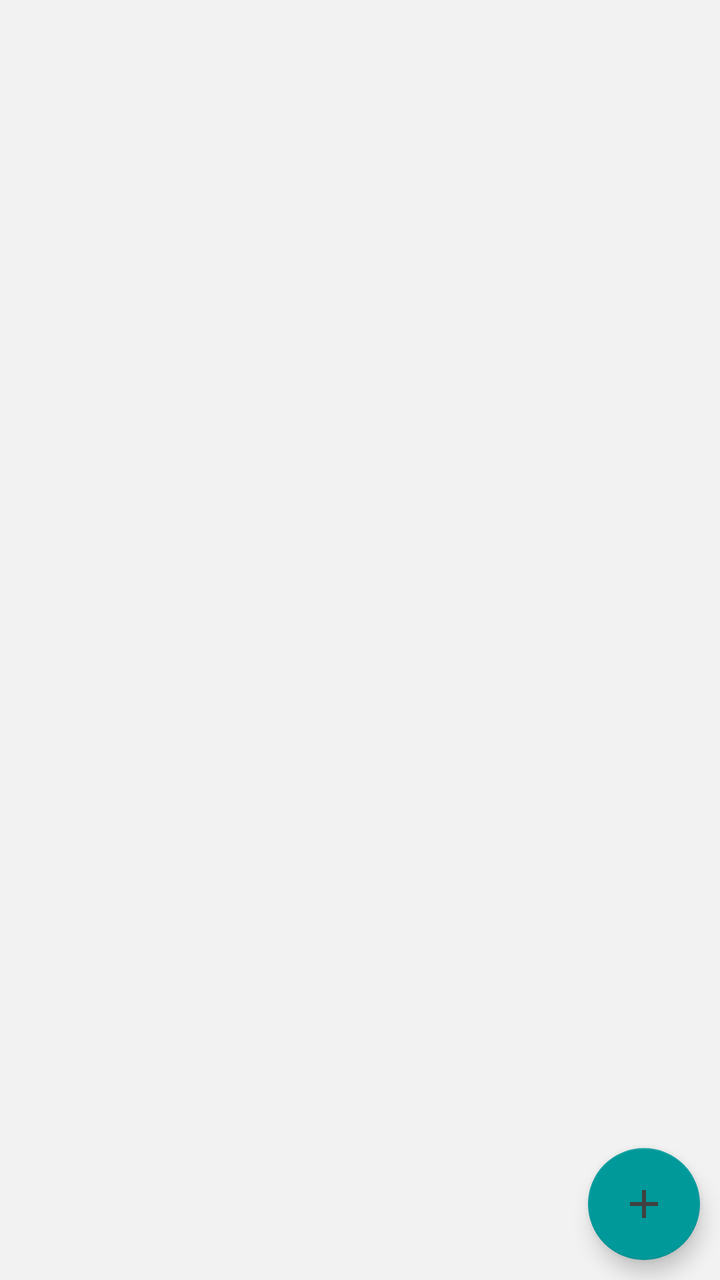
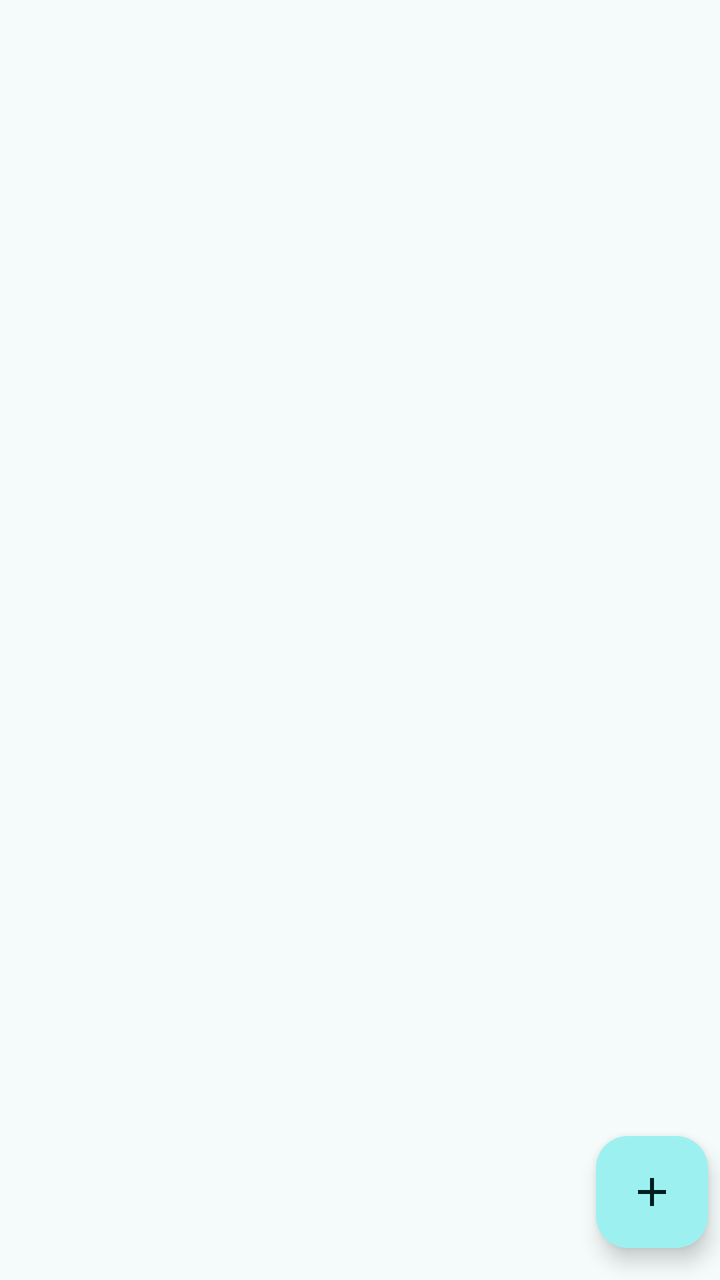

Compare the two renders of this Android layout. The source of the first and the diff that turns it into the second are given below.
<!-- AndroidManifest.xml: application theme Theme -->
<!-- res/layout/fragment_servers.xml -->
<?xml version="1.0" encoding="utf-8"?>
<FrameLayout xmlns:android="http://schemas.android.com/apk/res/android"
    xmlns:tools="http://schemas.android.com/tools"
    android:layout_width="match_parent"
    android:layout_height="match_parent"
    android:layout_marginHorizontal="@dimen/space">

    <androidx.recyclerview.widget.RecyclerView
        android:id="@+id/servers_recycler_view"
        android:layout_width="match_parent"
        android:layout_height="match_parent" />

    <com.google.android.material.floatingactionbutton.FloatingActionButton
        android:id="@+id/pair_button"
        style="@style/FloatingActionButton"
        android:layout_width="wrap_content"
        android:layout_height="wrap_content"
        android:layout_gravity="bottom|end"
        android:layout_margin="@dimen/space"
        tools:ignore="ContentDescription" />
</FrameLayout>
<!-- resources referenced by this layout -->
<resources>
  <style name="FloatingActionButton" parent="Widget.MaterialComponents.FloatingActionButton">
          <item name="srcCompat">@drawable/ic_pair</item>
          <item name="tint">@color/accent_text</item>
      </style>
  <style name="Theme" parent="ThemeBase">
          <item name="android:windowLightStatusBar">true</item>
          <item name="android:windowLightNavigationBar">true</item>
      </style>
  <!-- drawable ic_pair (drawable) -->
  <?xml version="1.0" encoding="utf-8"?>
  <vector xmlns:android="http://schemas.android.com/apk/res/android"
      android:width="24dp"
      android:height="24dp"
      android:viewportWidth="24"
      android:viewportHeight="24">
      <path
          android:fillColor="@color/accent_text"
          android:pathData="M19,13h-6v6h-2v-6H5v-2h6V5h2v6h6v2z" />
  </vector>
  <color name="accent_text">#404040</color>
  <style name="ThemeBase" parent="Theme.MaterialComponents.DayNight">
          <item name="android:statusBarColor">@color/background</item>
          <item name="android:navigationBarColor">@color/background</item>
          <item name="android:windowBackground">@color/background</item>
          <item name="android:textColorPrimary">@color/text</item>
          <item name="actionBarStyle">@style/Widget.AppCompat.ActionBar</item>
          <item name="snackbarStyle">@style/Snackbar</item>
          <item name="snackbarButtonStyle">@style/SnackbarButton</item>
          <item name="snackbarTextViewStyle">@style/SnackbarTextView</item>
          <item name="colorAccent">@color/accent</item>
          <item name="colorPrimary">@color/accent</item>
          <item name="colorSecondary">@color/accent</item>
      </style>
  <color name="background">#f2f2f2</color>
  <color name="text">#404040</color>
  <style name="Snackbar" parent="Widget.MaterialComponents.Snackbar">
          <item name="android:background">@color/accent</item>
      </style>
  <style name="SnackbarButton" parent="Widget.MaterialComponents.Button.TextButton.Snackbar">
          <item name="android:textColor">@color/accent_text</item>
      </style>
  <style name="SnackbarTextView" parent="Widget.MaterialComponents.Snackbar.TextView">
          <item name="android:textColor">@color/accent_text</item>
      </style>
  <color name="accent">#009999</color>
  <!-- unchanged entries left out for length: 1 -->
</resources>

<!-- the commit's change to res/layout/fragment_servers.xml (unified diff, before → after) -->
@@ -12,10 +12,11 @@
 
     <com.google.android.material.floatingactionbutton.FloatingActionButton
         android:id="@+id/pair_button"
-        style="@style/FloatingActionButton"
+        android:src="@drawable/ic_pair"
         android:layout_width="wrap_content"
         android:layout_height="wrap_content"
         android:layout_gravity="bottom|end"
-        android:layout_margin="@dimen/space"
+        android:layout_marginEnd="@dimen/pair_button_end_space"
+        android:layout_marginBottom="@dimen/pair_button_bottom_space"
         tools:ignore="ContentDescription" />
 </FrameLayout>
<!-- resource entries referenced after the edit -->
@@ -1,13 +1,13 @@
 <!-- resources referenced by this layout -->
 <resources>
-  <style name="FloatingActionButton" parent="Widget.MaterialComponents.FloatingActionButton">
-          <item name="srcCompat">@drawable/ic_pair</item>
-          <item name="tint">@color/accent_text</item>
-      </style>
+  <dimen name="pair_button_bottom_space">16dp</dimen>
+  <dimen name="pair_button_end_space">6dp</dimen>
   <style name="Theme" parent="ThemeBase">
           <item name="android:windowLightStatusBar">true</item>
           <item name="android:windowLightNavigationBar">true</item>
+          <item name="android:navigationBarColor">@android:color/transparent</item>
       </style>
+  <color name="icon_color">#404040</color>
   <!-- drawable ic_pair (drawable) -->
   <?xml version="1.0" encoding="utf-8"?>
   <vector xmlns:android="http://schemas.android.com/apk/res/android"
@@ -16,35 +16,105 @@
       android:viewportWidth="24"
       android:viewportHeight="24">
       <path
-          android:fillColor="@color/accent_text"
+          android:fillColor="@color/icon_color"
           android:pathData="M19,13h-6v6h-2v-6H5v-2h6V5h2v6h6v2z" />
   </vector>
-  <color name="accent_text">#404040</color>
-  <style name="ThemeBase" parent="Theme.MaterialComponents.DayNight">
-          <item name="android:statusBarColor">@color/background</item>
-          <item name="android:navigationBarColor">@color/background</item>
-          <item name="android:windowBackground">@color/background</item>
-          <item name="android:textColorPrimary">@color/text</item>
-          <item name="actionBarStyle">@style/Widget.AppCompat.ActionBar</item>
-          <item name="snackbarStyle">@style/Snackbar</item>
-          <item name="snackbarButtonStyle">@style/SnackbarButton</item>
-          <item name="snackbarTextViewStyle">@style/SnackbarTextView</item>
-          <item name="colorAccent">@color/accent</item>
-          <item name="colorPrimary">@color/accent</item>
-          <item name="colorSecondary">@color/accent</item>
+  <style name="ThemeBase" parent="Theme.Material3.DayNight.NoActionBar">
+          <item name="android:statusBarColor">@android:color/transparent</item>
+          <item name="android:navigationBarColor">@color/md_theme_surfaceContainer</item>
+          <item name="colorPrimary">@color/md_theme_primary</item>
+          <item name="colorOnPrimary">@color/md_theme_onPrimary</item>
+          <item name="colorPrimaryContainer">@color/md_theme_primaryContainer</item>
+          <item name="colorOnPrimaryContainer">@color/md_theme_onPrimaryContainer</item>
+          <item name="colorSecondary">@color/md_theme_secondary</item>
+          <item name="colorOnSecondary">@color/md_theme_onSecondary</item>
+          <item name="colorSecondaryContainer">@color/md_theme_secondaryContainer</item>
+          <item name="colorOnSecondaryContainer">@color/md_theme_onSecondaryContainer</item>
+          <item name="colorTertiary">@color/md_theme_tertiary</item>
+          <item name="colorOnTertiary">@color/md_theme_onTertiary</item>
+          <item name="colorTertiaryContainer">@color/md_theme_tertiaryContainer</item>
+          <item name="colorOnTertiaryContainer">@color/md_theme_onTertiaryContainer</item>
+          <item name="colorError">@color/md_theme_error</item>
+          <item name="colorOnError">@color/md_theme_onError</item>
+          <item name="colorErrorContainer">@color/md_theme_errorContainer</item>
+          <item name="colorOnErrorContainer">@color/md_theme_onErrorContainer</item>
+          <item name="android:colorBackground">@color/md_theme_background</item>
+          <item name="colorOnBackground">@color/md_theme_onBackground</item>
+          <item name="colorSurface">@color/md_theme_surface</item>
+          <item name="colorOnSurface">@color/md_theme_onSurface</item>
+          <item name="colorSurfaceVariant">@color/md_theme_surfaceVariant</item>
+          <item name="colorOnSurfaceVariant">@color/md_theme_onSurfaceVariant</item>
+          <item name="colorOutline">@color/md_theme_outline</item>
+          <item name="colorOutlineVariant">@color/md_theme_outlineVariant</item>
+          <item name="colorSurfaceInverse">@color/md_theme_inverseSurface</item>
+          <item name="colorOnSurfaceInverse">@color/md_theme_inverseOnSurface</item>
+          <item name="colorPrimaryInverse">@color/md_theme_inversePrimary</item>
+          <item name="colorPrimaryFixed">@color/md_theme_primaryFixed</item>
+          <item name="colorOnPrimaryFixed">@color/md_theme_onPrimaryFixed</item>
+          <item name="colorPrimaryFixedDim">@color/md_theme_primaryFixedDim</item>
+          <item name="colorOnPrimaryFixedVariant">@color/md_theme_onPrimaryFixedVariant</item>
+          <item name="colorSecondaryFixed">@color/md_theme_secondaryFixed</item>
+          <item name="colorOnSecondaryFixed">@color/md_theme_onSecondaryFixed</item>
+          <item name="colorSecondaryFixedDim">@color/md_theme_secondaryFixedDim</item>
+          <item name="colorOnSecondaryFixedVariant">@color/md_theme_onSecondaryFixedVariant</item>
+          <item name="colorTertiaryFixed">@color/md_theme_tertiaryFixed</item>
+          <item name="colorOnTertiaryFixed">@color/md_theme_onTertiaryFixed</item>
+          <item name="colorTertiaryFixedDim">@color/md_theme_tertiaryFixedDim</item>
+          <item name="colorOnTertiaryFixedVariant">@color/md_theme_onTertiaryFixedVariant</item>
+          <item name="colorSurfaceDim">@color/md_theme_surfaceDim</item>
+          <item name="colorSurfaceBright">@color/md_theme_surfaceBright</item>
+          <item name="colorSurfaceContainerLowest">@color/md_theme_surfaceContainerLowest</item>
+          <item name="colorSurfaceContainerLow">@color/md_theme_surfaceContainerLow</item>
+          <item name="colorSurfaceContainer">@color/md_theme_surfaceContainer</item>
+          <item name="colorSurfaceContainerHigh">@color/md_theme_surfaceContainerHigh</item>
+          <item name="colorSurfaceContainerHighest">@color/md_theme_surfaceContainerHighest</item>
       </style>
-  <color name="background">#f2f2f2</color>
-  <color name="text">#404040</color>
-  <style name="Snackbar" parent="Widget.MaterialComponents.Snackbar">
-          <item name="android:background">@color/accent</item>
-      </style>
-  <style name="SnackbarButton" parent="Widget.MaterialComponents.Button.TextButton.Snackbar">
-          <item name="android:textColor">@color/accent_text</item>
-      </style>
-  <style name="SnackbarTextView" parent="Widget.MaterialComponents.Snackbar.TextView">
-          <item name="android:textColor">@color/accent_text</item>
-      </style>
-  <color name="accent">#009999</color>
+  <color name="md_theme_surfaceContainer">#E9EFEE</color>
+  <color name="md_theme_primary">#006A6A</color>
+  <color name="md_theme_onPrimary">#FFFFFF</color>
+  <color name="md_theme_primaryContainer">#9CF1F0</color>
+  <color name="md_theme_onPrimaryContainer">#002020</color>
+  <color name="md_theme_secondary">#4A6363</color>
+  <color name="md_theme_onSecondary">#FFFFFF</color>
+  <color name="md_theme_secondaryContainer">#CCE8E7</color>
+  <color name="md_theme_onSecondaryContainer">#051F1F</color>
+  <color name="md_theme_tertiary">#4B607C</color>
+  <color name="md_theme_onTertiary">#FFFFFF</color>
+  <color name="md_theme_tertiaryContainer">#D3E4FF</color>
+  <color name="md_theme_onTertiaryContainer">#041C35</color>
+  <color name="md_theme_error">#BA1A1A</color>
+  <color name="md_theme_onError">#FFFFFF</color>
+  <color name="md_theme_errorContainer">#FFDAD6</color>
+  <color name="md_theme_onErrorContainer">#410002</color>
+  <color name="md_theme_background">#F4FBFA</color>
+  <color name="md_theme_onBackground">#161D1D</color>
+  <color name="md_theme_surface">#F4FBFA</color>
+  <color name="md_theme_onSurface">#161D1D</color>
+  <color name="md_theme_surfaceVariant">#DAE5E4</color>
+  <color name="md_theme_onSurfaceVariant">#3F4948</color>
+  <color name="md_theme_outline">#6F7979</color>
+  <color name="md_theme_outlineVariant">#BEC9C8</color>
+  <color name="md_theme_inverseSurface">#2B3231</color>
+  <color name="md_theme_inverseOnSurface">#ECF2F1</color>
+  <color name="md_theme_inversePrimary">#80D5D4</color>
+  <color name="md_theme_primaryFixed">#9CF1F0</color>
+  <color name="md_theme_onPrimaryFixed">#002020</color>
+  <color name="md_theme_primaryFixedDim">#80D5D4</color>
+  <color name="md_theme_onPrimaryFixedVariant">#004F4F</color>
+  <color name="md_theme_secondaryFixed">#CCE8E7</color>
+  <color name="md_theme_onSecondaryFixed">#051F1F</color>
+  <color name="md_theme_secondaryFixedDim">#B0CCCB</color>
+  <color name="md_theme_onSecondaryFixedVariant">#324B4B</color>
+  <color name="md_theme_tertiaryFixed">#D3E4FF</color>
+  <color name="md_theme_onTertiaryFixed">#041C35</color>
+  <color name="md_theme_tertiaryFixedDim">#B3C8E8</color>
+  <color name="md_theme_onTertiaryFixedVariant">#334863</color>
+  <color name="md_theme_surfaceDim">#D5DBDA</color>
+  <color name="md_theme_surfaceBright">#F4FBFA</color>
+  <color name="md_theme_surfaceContainerLowest">#FFFFFF</color>
+  <color name="md_theme_surfaceContainerLow">#EFF5F4</color>
+  <color name="md_theme_surfaceContainerHigh">#E3E9E9</color>
+  <color name="md_theme_surfaceContainerHighest">#DDE4E3</color>
   <!-- unchanged entries left out for length: 1 -->
 </resources>
 
